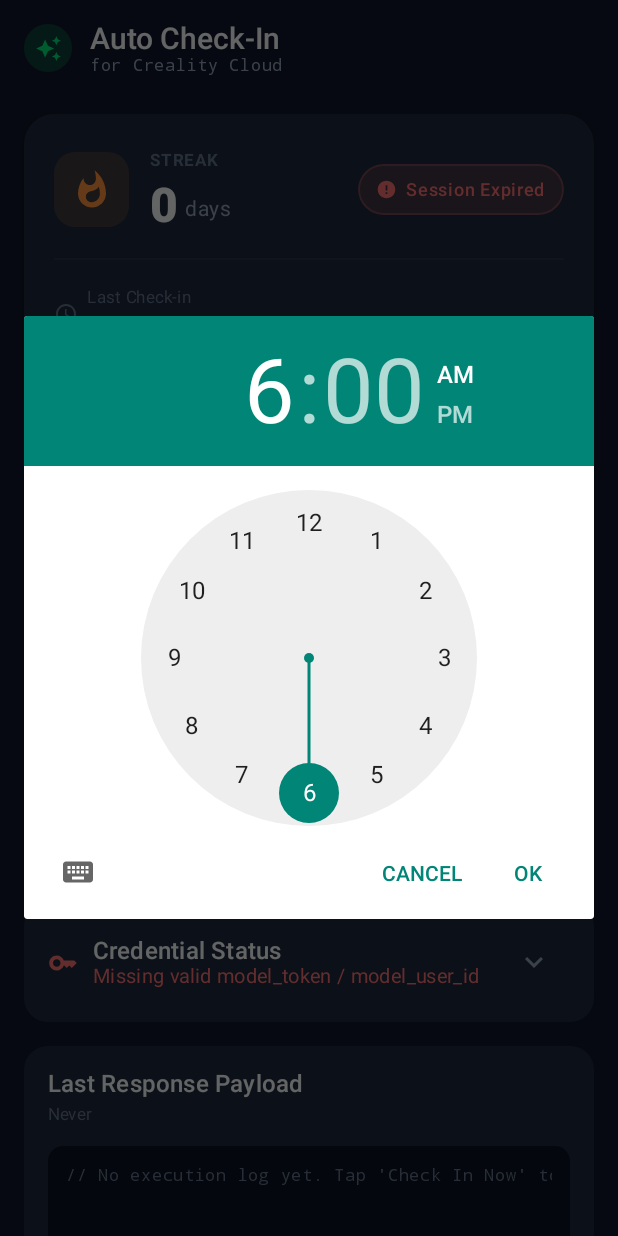
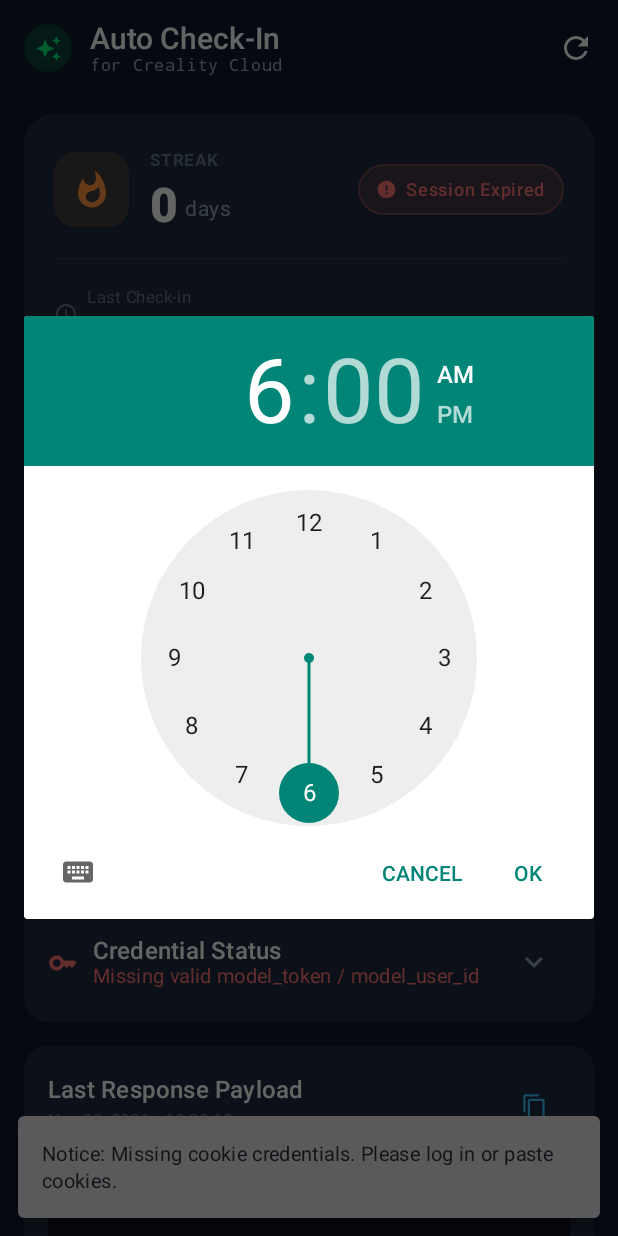
Before and after one commit to abhaydasah13/Auto-check-in-for-Creality, an Android app built with Jetpack Compose: the screen it shows after launch (MainActivity), after a tap on "Target Check-In Time", on a phone screen of 412 x 824 dp. Run offline under Robolectric (Android 15) with nearby library versions, the phone set to English and light mode, and no system bars; 2 statements that could not run were skipped; 1 other tap on this screen came first.

Commit message:
feat: add auto-sync on startup and topbar refresh button

```diff
--- a/app/src/main/java/com/creality/autocheckin/ui/screens/DashboardScreen.kt
+++ b/app/src/main/java/com/creality/autocheckin/ui/screens/DashboardScreen.kt
@@ -37,6 +37,7 @@ import androidx.compose.material.icons.filled.ExpandMore
 import androidx.compose.material.icons.filled.HourglassTop
 import androidx.compose.material.icons.filled.Key
 import androidx.compose.material.icons.filled.Language
+import androidx.compose.material.icons.filled.Refresh
 import androidx.compose.material.icons.filled.Schedule
 import androidx.compose.material.icons.filled.Send
 import androidx.compose.material.icons.filled.Whatshot
@@ -148,6 +149,15 @@ fun DashboardScreen(
                                 color = TextSecondary
                             )
                         }
+                    }
+                },
+                actions = {
+                    IconButton(onClick = onCheckInNow) {
+                        Icon(
+                            imageVector = Icons.Default.Refresh,
+                            contentDescription = "Sync Streak",
+                            tint = TextPrimary
+                        )
                     }
                 },
                 colors = TopAppBarDefaults.topAppBarColors(
```
Also changed, not shown: app/src/main/java/com/creality/autocheckin/ui/viewmodel/MainViewModel.kt (+15 -6 lines), 2 other files.
